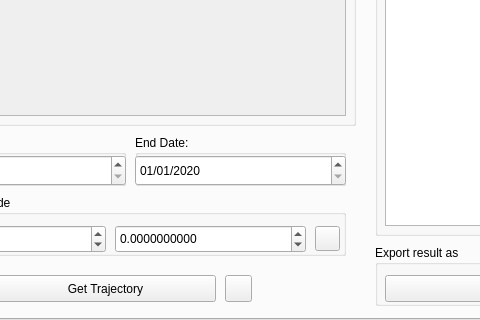
First picture: the form in wlts_plugin/wlts_qgis_dialog_base.ui, repository brazil-data-cube/wlts-qgis, before the edit; both pictures show x 107 to 587 and y 121 to 441 of the 703 by 441 pixel window.
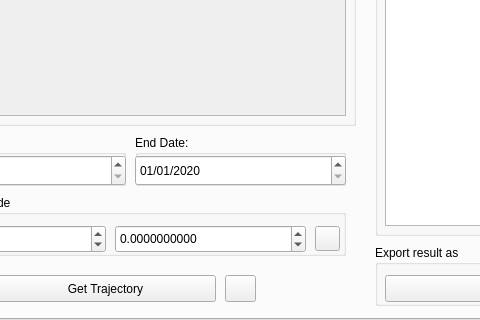
Second picture: the form after the edit.

```diff
--- a/wlts_plugin/wlts_qgis_dialog_base.ui
+++ b/wlts_plugin/wlts_qgis_dialog_base.ui
@@ -242,7 +242,7 @@
       <rect>
        <x>330</x>
        <y>370</y>
-       <width>27</width>
+       <width>31</width>
        <height>27</height>
       </rect>
      </property>
```
